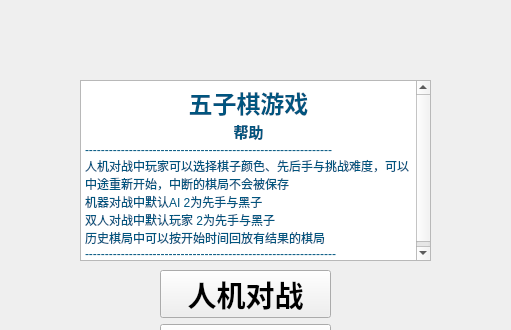
The window that mainwindow.ui (exitance/GoBang-Qt) describes before a commit, drawn with Qt 5; both pictures show x 140 to 651 and y 0 to 330 of the 800 by 600 pixel window.
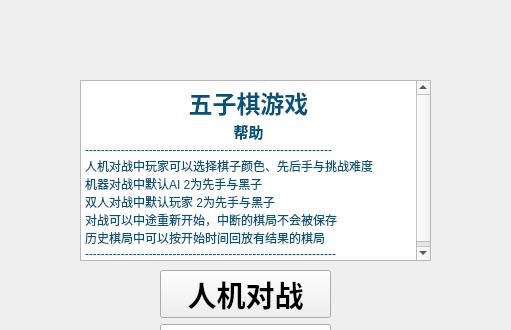
The same window after the commit.

```diff
--- a/mainwindow.ui
+++ b/mainwindow.ui
@@ -31,9 +31,10 @@
 &lt;p align=&quot;center&quot; style=&quot; margin-top:0px; margin-bottom:0px; margin-left:0px; margin-right:0px; -qt-block-indent:0; text-indent:0px;&quot;&gt;&lt;span style=&quot; font-size:18pt; font-weight:700; color:#00557f;&quot;&gt;五子棋游戏&lt;/span&gt;&lt;/p&gt;
 &lt;p align=&quot;center&quot; style=&quot; margin-top:0px; margin-bottom:0px; margin-left:0px; margin-right:0px; -qt-block-indent:0; text-indent:0px;&quot;&gt;&lt;span style=&quot; font-size:11pt; font-weight:700; color:#00557f;&quot;&gt;帮助&lt;/span&gt;&lt;/p&gt;
 &lt;p style=&quot; margin-top:0px; margin-bottom:0px; margin-left:0px; margin-right:0px; -qt-block-indent:0; text-indent:0px;&quot;&gt;&lt;span style=&quot; color:#00557f;&quot;&gt;--------------------------------------------------------------&lt;/span&gt;&lt;/p&gt;
-&lt;p style=&quot; margin-top:0px; margin-bottom:0px; margin-left:0px; margin-right:0px; -qt-block-indent:0; text-indent:0px;&quot;&gt;&lt;span style=&quot; color:#00557f;&quot;&gt;人机对战中玩家可以选择棋子颜色、先后手与挑战难度，可以中途重新开始，中断的棋局不会被保存&lt;/span&gt;&lt;/p&gt;
+&lt;p style=&quot; margin-top:0px; margin-bottom:0px; margin-left:0px; margin-right:0px; -qt-block-indent:0; text-indent:0px;&quot;&gt;&lt;span style=&quot; color:#00557f;&quot;&gt;人机对战中玩家可以选择棋子颜色、先后手与挑战难度&lt;/span&gt;&lt;/p&gt;
 &lt;p style=&quot; margin-top:0px; margin-bottom:0px; margin-left:0px; margin-right:0px; -qt-block-indent:0; text-indent:0px;&quot;&gt;&lt;span style=&quot; color:#00557f;&quot;&gt;机器对战中默认AI 2为先手与黑子&lt;/span&gt;&lt;/p&gt;
 &lt;p style=&quot; margin-top:0px; margin-bottom:0px; margin-left:0px; margin-right:0px; -qt-block-indent:0; text-indent:0px;&quot;&gt;&lt;span style=&quot; color:#00557f;&quot;&gt;双人对战中默认玩家 2为先手与黑子&lt;/span&gt;&lt;/p&gt;
+&lt;p style=&quot; margin-top:0px; margin-bottom:0px; margin-left:0px; margin-right:0px; -qt-block-indent:0; text-indent:0px;&quot;&gt;&lt;span style=&quot; color:#00557f;&quot;&gt;对战可以中途重新开始，中断的棋局不会被保存&lt;/span&gt;&lt;/p&gt;
 &lt;p style=&quot; margin-top:0px; margin-bottom:0px; margin-left:0px; margin-right:0px; -qt-block-indent:0; text-indent:0px;&quot;&gt;&lt;span style=&quot; color:#00557f;&quot;&gt;历史棋局中可以按开始时间回放有结果的棋局&lt;/span&gt;&lt;/p&gt;
 &lt;p style=&quot; margin-top:0px; margin-bottom:0px; margin-left:0px; margin-right:0px; -qt-block-indent:0; text-indent:0px;&quot;&gt;&lt;span style=&quot; color:#00557f;&quot;&gt;---------------------------------------------------------------&lt;/span&gt;&lt;/p&gt;&lt;/body&gt;&lt;/html&gt;</string>
     </property>
```
